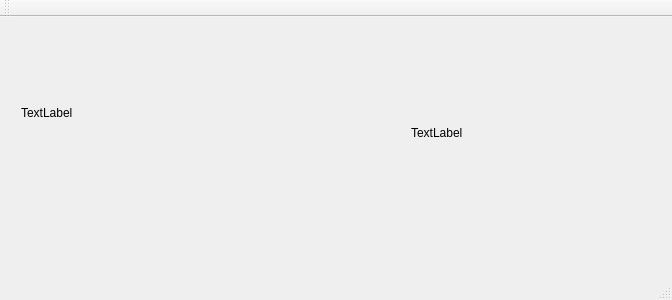
First picture: the form in projet2D/mainwindow.ui, repository MarionWia/Suivi_visuel_2D, before the edit.
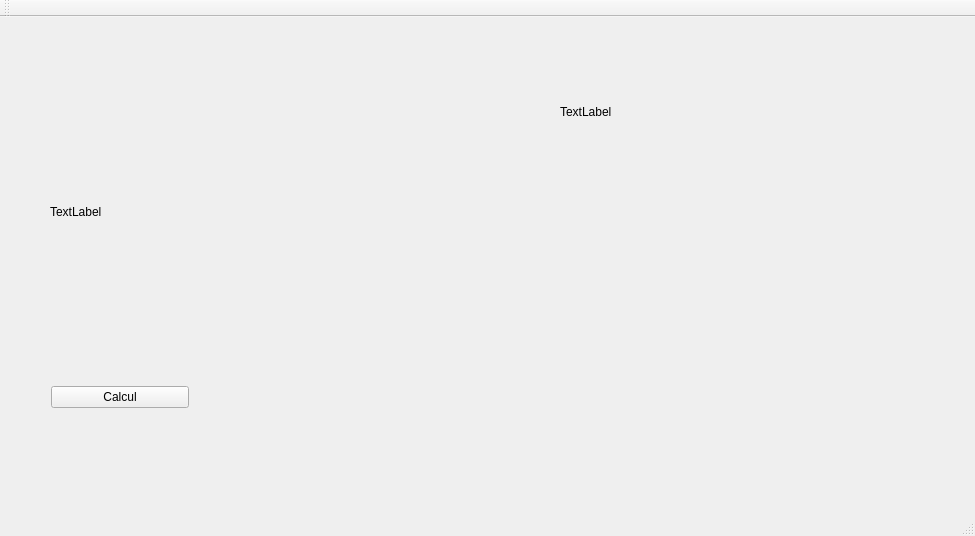
Second picture: the form after the edit.

```diff
--- a/projet2D/mainwindow.ui
+++ b/projet2D/mainwindow.ui
@@ -6,8 +6,8 @@
    <rect>
     <x>0</x>
     <y>0</y>
-    <width>672</width>
-    <height>300</height>
+    <width>975</width>
+    <height>536</height>
    </rect>
   </property>
   <property name="windowTitle">
@@ -19,39 +19,68 @@
      <rect>
       <x>10</x>
       <y>20</y>
-      <width>231</width>
-      <height>151</height>
+      <width>401</width>
+      <height>261</height>
      </rect>
     </property>
-    <layout class="QVBoxLayout" name="verticalLayout">
-     <item>
-      <widget class="QLabel" name="imageLabel">
-       <property name="text">
-        <string>TextLabel</string>
-       </property>
-      </widget>
-     </item>
-    </layout>
+    <layout class="QVBoxLayout" name="verticalLayout"/>
    </widget>
    <widget class="QWidget" name="verticalLayoutWidget_2">
     <property name="geometry">
      <rect>
-      <x>400</x>
-      <y>40</y>
+      <x>490</x>
+      <y>20</y>
       <width>241</width>
       <height>151</height>
      </rect>
     </property>
-    <layout class="QVBoxLayout" name="verticalLayout_2">
+    <layout class="QVBoxLayout" name="verticalLayout_2"/>
+   </widget>
+   <widget class="QLabel" name="labelImage2">
+    <property name="geometry">
+     <rect>
+      <x>560</x>
+      <y>20</y>
+      <width>239</width>
+      <height>149</height>
+     </rect>
+    </property>
+    <property name="text">
+     <string>TextLabel</string>
+    </property>
+   </widget>
+   <widget class="QWidget" name="horizontalLayoutWidget">
+    <property name="geometry">
+     <rect>
+      <x>40</x>
+      <y>340</y>
+      <width>160</width>
+      <height>80</height>
+     </rect>
+    </property>
+    <layout class="QHBoxLayout" name="horizontalLayout">
      <item>
-      <widget class="QLabel" name="labelImage2">
+      <widget class="QPushButton" name="pushButton">
        <property name="text">
-        <string>TextLabel</string>
+        <string>Calcul</string>
        </property>
       </widget>
      </item>
     </layout>
    </widget>
+   <widget class="QLabel" name="imageLabel">
+    <property name="geometry">
+     <rect>
+      <x>50</x>
+      <y>120</y>
+      <width>229</width>
+      <height>149</height>
+     </rect>
+    </property>
+    <property name="text">
+     <string>TextLabel</string>
+    </property>
+   </widget>
   </widget>
   <widget class="QMenuBar" name="menuBar">
    <property name="geometry">
```
Left out of the diff: 2 changed lines with no effect on the pictures.
